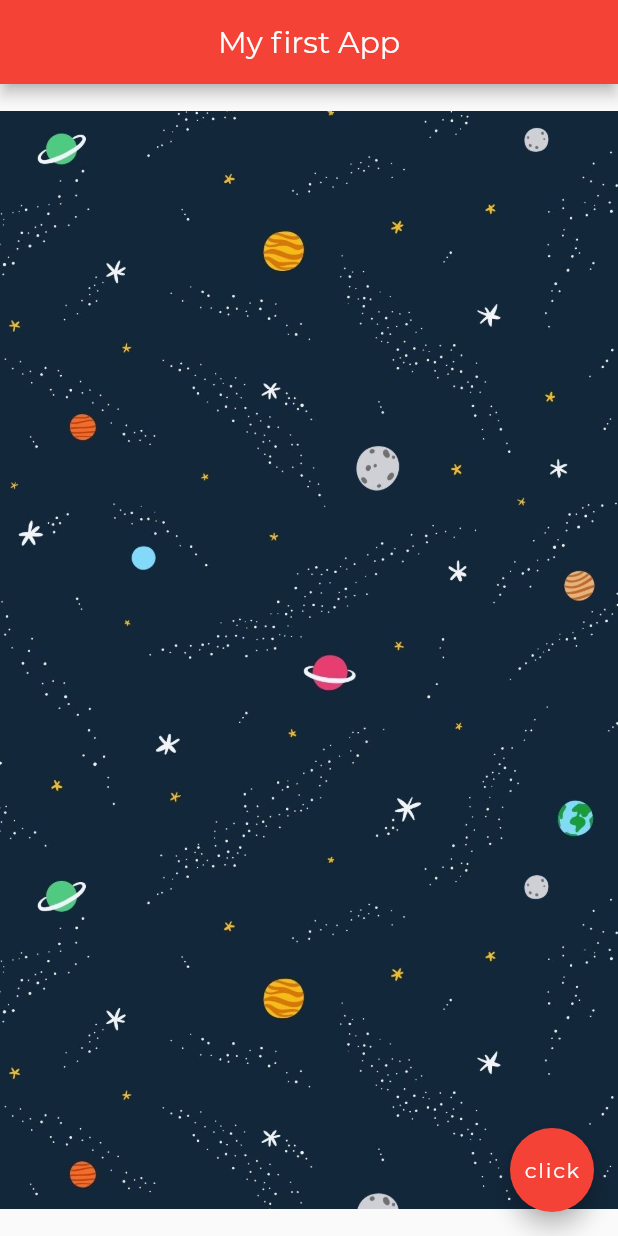
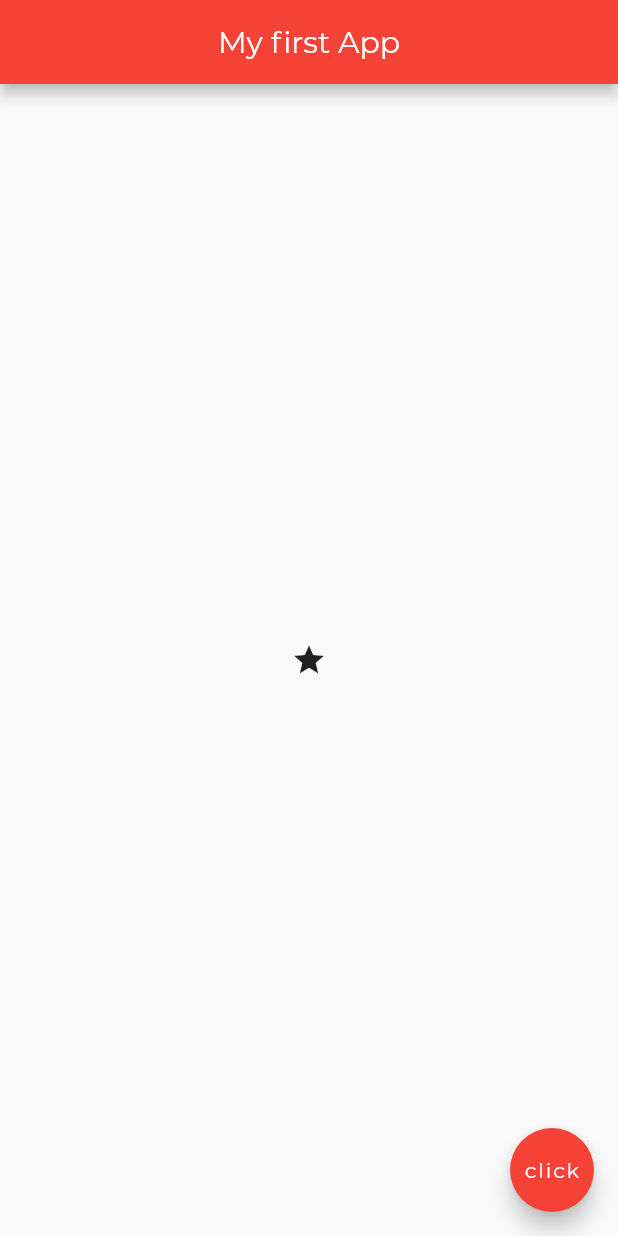
Before and after one commit to Felipemantilla01/flutter-netninja-course, a Flutter app: the screen it shows after launch, on a phone screen of 412 x 824 dp. Run offline on Flutter 3.47's test engine with Material 2 defaults, Android fonts, the phone set to English and light mode, and no system bars.

Commit message:
[feature] using different buttons types and icons

```diff
--- a/lib/main.dart
+++ b/lib/main.dart
@@ -35,9 +35,27 @@ class MyHomePage extends StatelessWidget {
         backgroundColor: Colors.red,
       ),
       body: Center(
-        child: Image(
-          //image: NetworkImage('https://i.pinimg.com/originals/bb/21/48/bb2148fec7d6b92ab7565ca15642ccd8.jpg'),
-          image: AssetImage('assets/images/background.jpg'),
+        /*child: Icon(
+            Icons.airport_shuttle,
+          size: 50.0,
+          color: Colors.red,
+        ),*/
+        /*
+        child: RaisedButton(
+          onPressed: (){ print('You click me');},
+          child: Text('Click me! '),
+          color: Colors.red,
+        ),
+       */
+        /*
+        child: RaisedButton.icon(
+            onPressed: (){},
+            icon: Icon(Icons.alternate_email),
+            label: Text('mail')),
+         */
+        child: IconButton(
+          onPressed: () {},
+          icon: Icon(Icons.star),
         ),
       ),
       floatingActionButton: FloatingActionButton(
```
